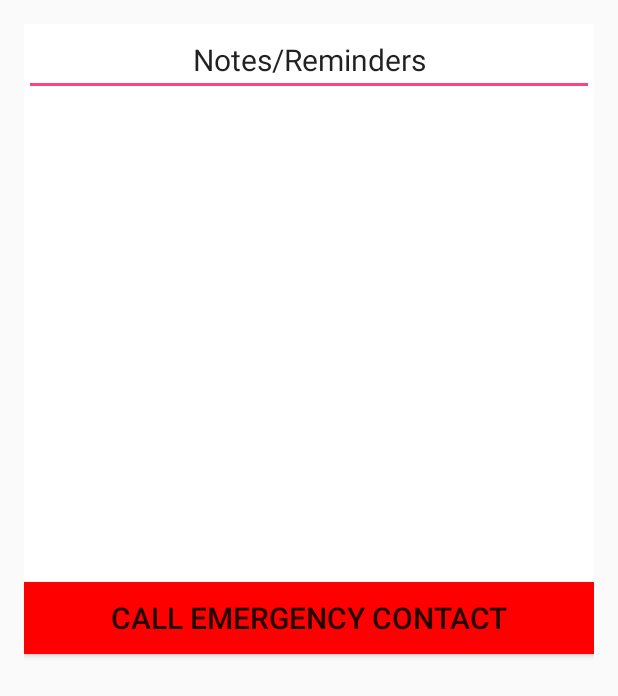
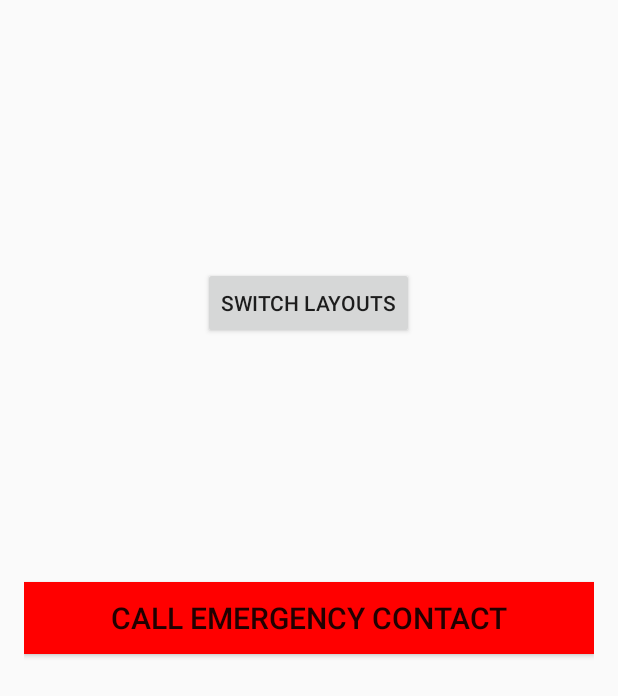
Before and after one commit to weissna/RememberMe, an Android app: the screen it shows after launch (MainActivity), on a phone screen of 412 x 824 dp. Shown: the top 696 px of the screen. Run offline under Robolectric (Android 15) with nearby library versions, the phone set to English and light mode, and no system bars.

Commit message:
Added some stuff. Might almost have notes working ish. Breaking for breakfast/dinner.

```diff
--- a/app/src/main/AndroidManifest.xml
+++ b/app/src/main/AndroidManifest.xml
@@ -16,6 +16,10 @@
                 <category android:name="android.intent.category.LAUNCHER" />
             </intent-filter>
         </activity>
+        <activity android:name=".NotesActivity">
+
+        </activity>
+
     </application>
 
 </manifest>
--- a/app/src/main/java/navinweiss/rememberme/MainActivity.java
+++ b/app/src/main/java/navinweiss/rememberme/MainActivity.java
@@ -4,31 +4,40 @@ import android.app.Activity;
 import android.content.Intent;
 import android.net.Uri;
 import android.os.Bundle;
+import android.util.Log;
 import android.view.View;
 import android.widget.Button;
 
 public class MainActivity extends Activity {
 
-    private Button button;
+    private Button emergencyCallButton;
+    private Button notesButton;
 
     public void onCreate(Bundle savedInstanceState) {
 
         super.onCreate(savedInstanceState);
         setContentView(R.layout.activity_main);
 
-        button = (Button) findViewById(R.id.emergency_button);
+        emergencyCallButton = (Button) findViewById(R.id.emergency_button);
+        notesButton = (Button) findViewById(R.id.ReminderButton);
         // add button listener
-        button.setOnClickListener(new View.OnClickListener() {
-
-
-            @SuppressWarnings("MissingPermission")
+        emergencyCallButton.setOnClickListener(new View.OnClickListener() {
             @Override
             public void onClick(View view) {
-                doTheDo();
+                    Log.d("ttt", "emergency?");
+                    doTheDo();
+            }
+        });
 
+        notesButton.setOnClickListener(new View.OnClickListener() {
+            @Override
+            public void onClick(View v) {
+                Log.d("ttt", "Notes");
+                Intent notes = new Intent(MainActivity.this, NotesActivity.class);
+                MainActivity.this.startActivity(notes);
             }
+        });
 
-        });
 
     }
 
--- a/app/src/main/res/layout/activity_main.xml
+++ b/app/src/main/res/layout/activity_main.xml
@@ -24,58 +24,19 @@
         android:gravity="center"
         android:background="#ff0000" />
 
-    <TabHost
+    <RelativeLayout
         android:layout_width="match_parent"
         android:layout_height="match_parent"
-        android:id="@+id/tabHost"
         android:layout_above="@+id/emergency_button"
-        android:layout_centerHorizontal="true"
-        android:background="#ffffff">
+        android:layout_centerHorizontal="true">
 
-        <LinearLayout
-            android:layout_width="match_parent"
-            android:layout_height="match_parent"
-            android:orientation="vertical">
-
-            <TabWidget
-                android:id="@android:id/tabs"
-                android:layout_width="match_parent"
-                android:layout_height="wrap_content"></TabWidget>
-
-            <FrameLayout
-                android:id="@android:id/tabcontent"
-                android:layout_width="match_parent"
-                android:layout_height="match_parent">
-
-                <LinearLayout
-                    android:id="@+id/linearLayout"
-                    android:layout_width="match_parent"
-                    android:layout_height="match_parent"
-                    android:orientation="vertical">
-
-                    <EditText
-                        android:layout_width="match_parent"
-                        android:layout_height="wrap_content"
-                        android:id="@+id/editText"
-                        android:layout_gravity="center_horizontal"
-                        android:text="Notes/Reminders"
-                        android:gravity="center"
-                        android:textSize="20dp" />
-                </LinearLayout>
-
-                <LinearLayout
-                    android:id="@+id/linearLayout2"
-                    android:layout_width="match_parent"
-                    android:layout_height="match_parent"
-                    android:orientation="vertical"></LinearLayout>
-
-                <LinearLayout
-                    android:id="@+id/linearLayout3"
-                    android:layout_width="match_parent"
-                    android:layout_height="match_parent"
-                    android:orientation="vertical"></LinearLayout>
-            </FrameLayout>
-        </LinearLayout>
-    </TabHost>
+        <Button
+            android:layout_width="wrap_content"
+            android:layout_height="wrap_content"
+            android:text="Switch Layouts"
+            android:id="@+id/ReminderButton"
+            android:layout_centerVertical="true"
+            android:layout_centerHorizontal="true" />
+    </RelativeLayout>
 
 </RelativeLayout>
--- a/app/src/main/res/values/strings.xml
+++ b/app/src/main/res/values/strings.xml
@@ -2,5 +2,7 @@
     <string name="app_name">RememberMe</string>
     <string name="emergency_number">8122295424</string>
     <string name="emergency_button">CALL EMERGENCY CONTACT</string>
+    <string name="new_note">Create a new note</string>
+    <string name="note_preview">"Write a note for yourself"</string>
     <!--<string name="phone_number">8122295424</string>-->
 </resources>
```
Also changed, not shown: app/src/main/java/navinweiss/rememberme/NotesActivity.java (added, +29 -0 lines), app/src/main/res/layout/notesandreminders.xml (added, +34 -0 lines).
